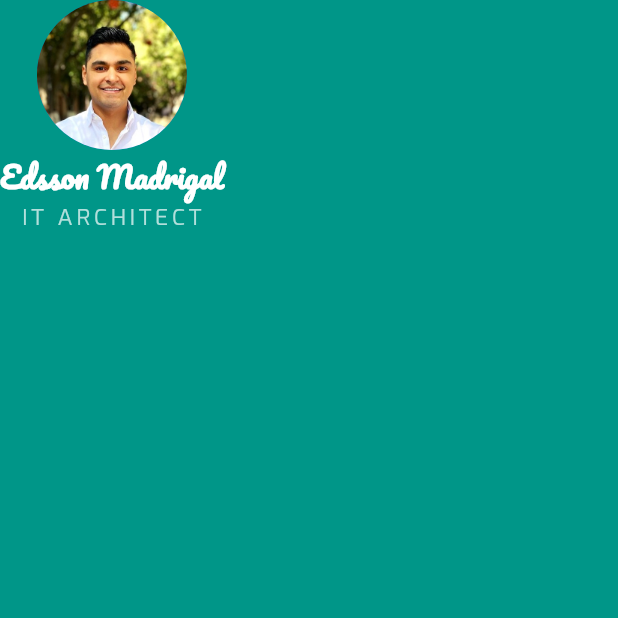
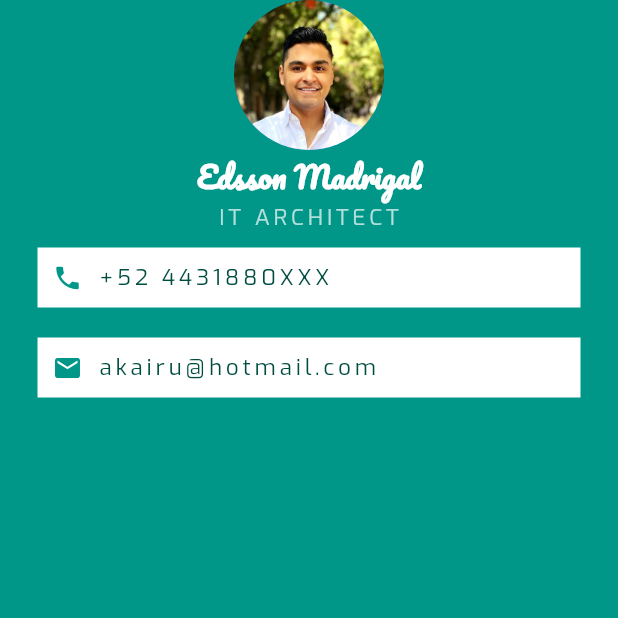
Before and after one commit to edsson-madrigal/flutter-project2-bcard, a Flutter app: the screen it shows after launch, on a phone screen of 412 x 824 dp, the top half of it. Run offline on Flutter 3.47's test engine with Material 2 defaults, Android fonts, the phone set to English and light mode, and no system bars.

Commit message:
icons class, materialpalette.com

```diff
--- a/lib/main.dart
+++ b/lib/main.dart
@@ -1,3 +1,5 @@
+// ignore_for_file: prefer_const_constructors
+
 import 'package:flutter/material.dart';
 
 void main() {
@@ -50,6 +52,56 @@
                     color: Colors.teal.shade100,
                     fontWeight: FontWeight.normal),
               ),
+              Container(
+                color: Colors.white,
+                padding: EdgeInsets.all(10.0),
+                margin: EdgeInsets.symmetric(vertical: 10.0, horizontal: 25.0),
+                child: Row(
+                  // ignore: prefer_const_literals_to_create_immutables
+                  children: [
+                    Icon(
+                      Icons.phone,
+                      size: 20.0,
+                      color: Colors.teal,
+                    ),
+                    SizedBox(width: 10.0),
+                    Text(
+                      '+52 4431880XXX',
+                      style: TextStyle(
+                          fontFamily: 'Exo',
+                          fontSize: 15.0,
+                          letterSpacing: 2.5,
+                          color: Colors.teal.shade900,
+                          fontWeight: FontWeight.normal),
+                    )
+                  ],
+                ),
+              ),
+              Container(
+                color: Colors.white,
+                padding: EdgeInsets.all(10.0),
+                margin: EdgeInsets.symmetric(vertical: 10.0, horizontal: 25.0),
+                child: Row(
+                  // ignore: prefer_const_literals_to_create_immutables
+                  children: [
+                    Icon(
+                      Icons.email,
+                      size: 20.0,
+                      color: Colors.teal,
+                    ),
+                    SizedBox(width: 10.0),
+                    Text(
+                      'akairu@hotmail.com',
+                      style: TextStyle(
+                          fontFamily: 'Exo',
+                          fontSize: 15.0,
+                          letterSpacing: 2.5,
+                          color: Colors.teal.shade900,
+                          fontWeight: FontWeight.normal),
+                    )
+                  ],
+                ),
+              ),
             ],
           ),
         ),
```
